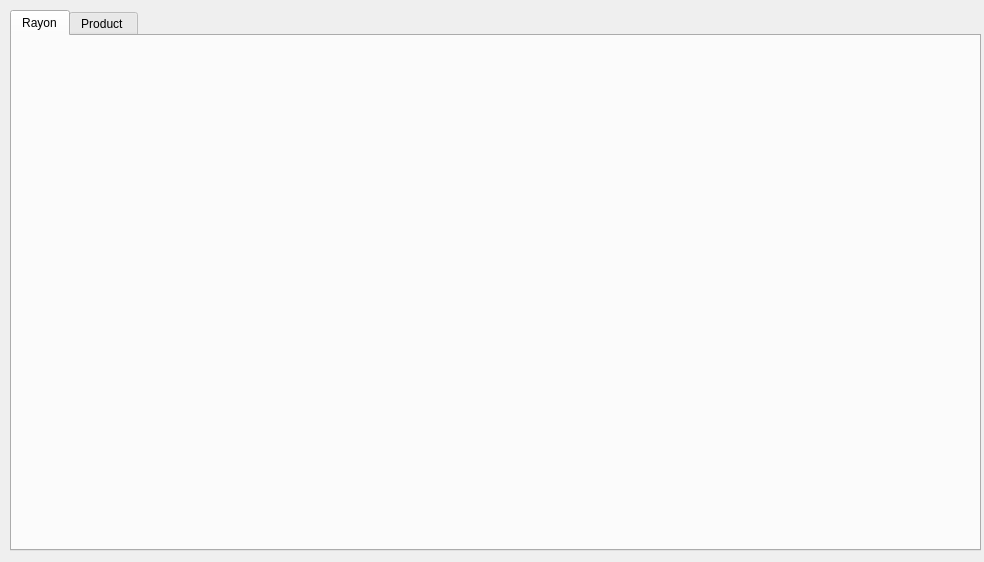
The window that Rack_Ray/ray.ui (Bsm-B/RackoonStore) describes before a commit, drawn with Qt 5.
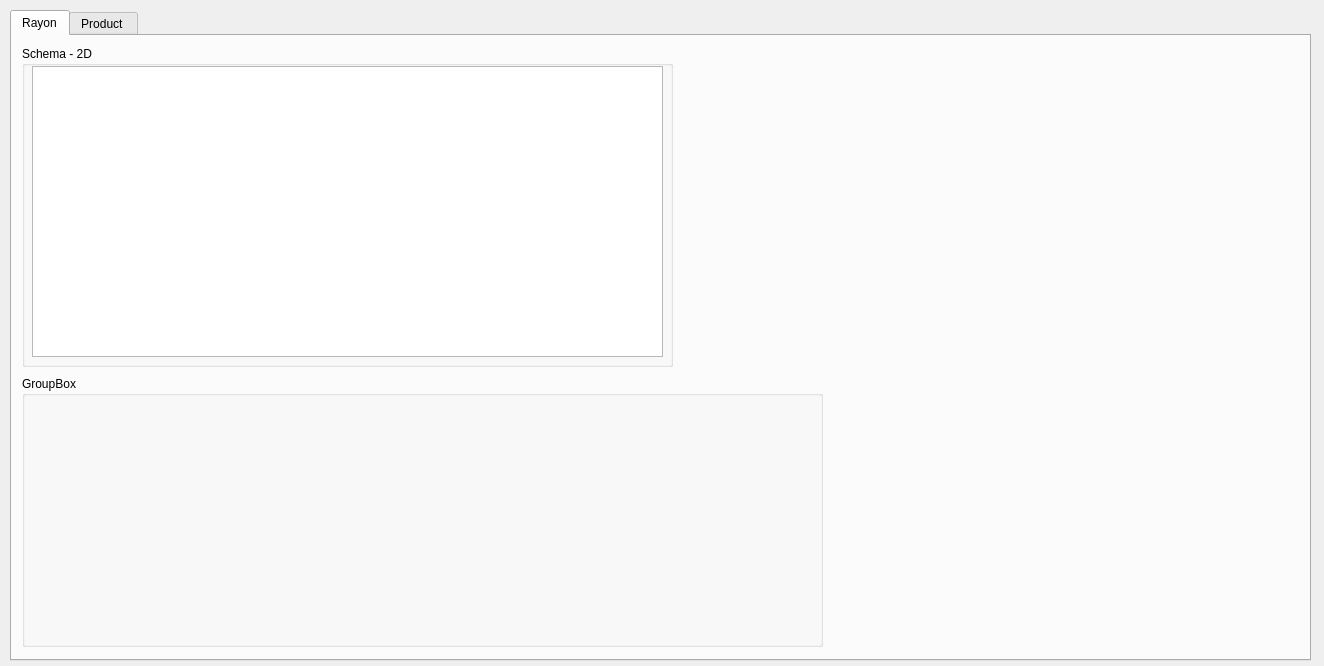
The same window after the commit. The open tabs and pages were chosen to show the change.

Diff of the .ui file:
```diff
--- a/Rack_Ray/ray.ui
+++ b/Rack_Ray/ray.ui
@@ -6,8 +6,8 @@
    <rect>
     <x>0</x>
     <y>0</y>
-    <width>984</width>
-    <height>562</height>
+    <width>1324</width>
+    <height>666</height>
    </rect>
   </property>
   <property name="windowTitle">
@@ -18,8 +18,8 @@
     <rect>
      <x>10</x>
      <y>10</y>
-     <width>971</width>
-     <height>541</height>
+     <width>1301</width>
+     <height>651</height>
     </rect>
    </property>
    <property name="currentIndex">
@@ -29,6 +29,42 @@
     <attribute name="title">
      <string>Rayon</string>
     </attribute>
+    <widget class="QGroupBox" name="groupBox_5">
+     <property name="geometry">
+      <rect>
+       <x>10</x>
+       <y>10</y>
+       <width>651</width>
+       <height>321</height>
+      </rect>
+     </property>
+     <property name="title">
+      <string>Schema - 2D </string>
+     </property>
+     <widget class="QTableView" name="tableView">
+      <property name="geometry">
+       <rect>
+        <x>10</x>
+        <y>20</y>
+        <width>631</width>
+        <height>291</height>
+       </rect>
+      </property>
+     </widget>
+    </widget>
+    <widget class="QGroupBox" name="groupBox_6">
+     <property name="geometry">
+      <rect>
+       <x>10</x>
+       <y>340</y>
+       <width>801</width>
+       <height>271</height>
+      </rect>
+     </property>
+     <property name="title">
+      <string>GroupBox</string>
+     </property>
+    </widget>
    </widget>
    <widget class="QWidget" name="tab_2">
     <attribute name="title">
```
Left out of the diff: 2 changed lines with no effect on the pictures.
